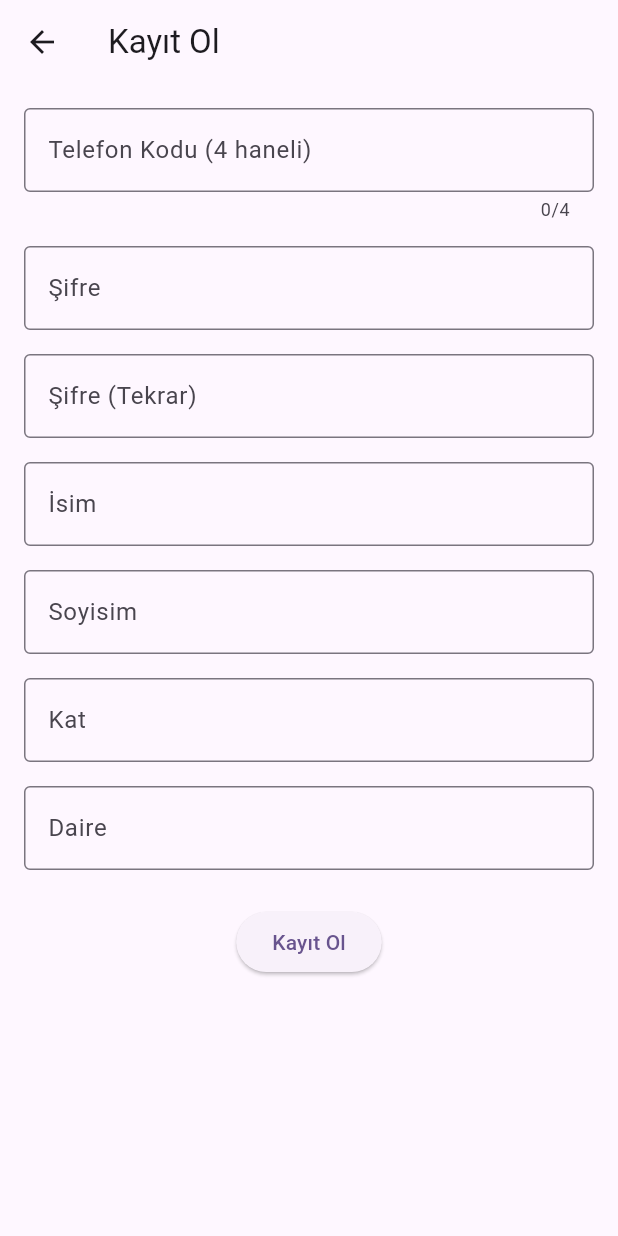
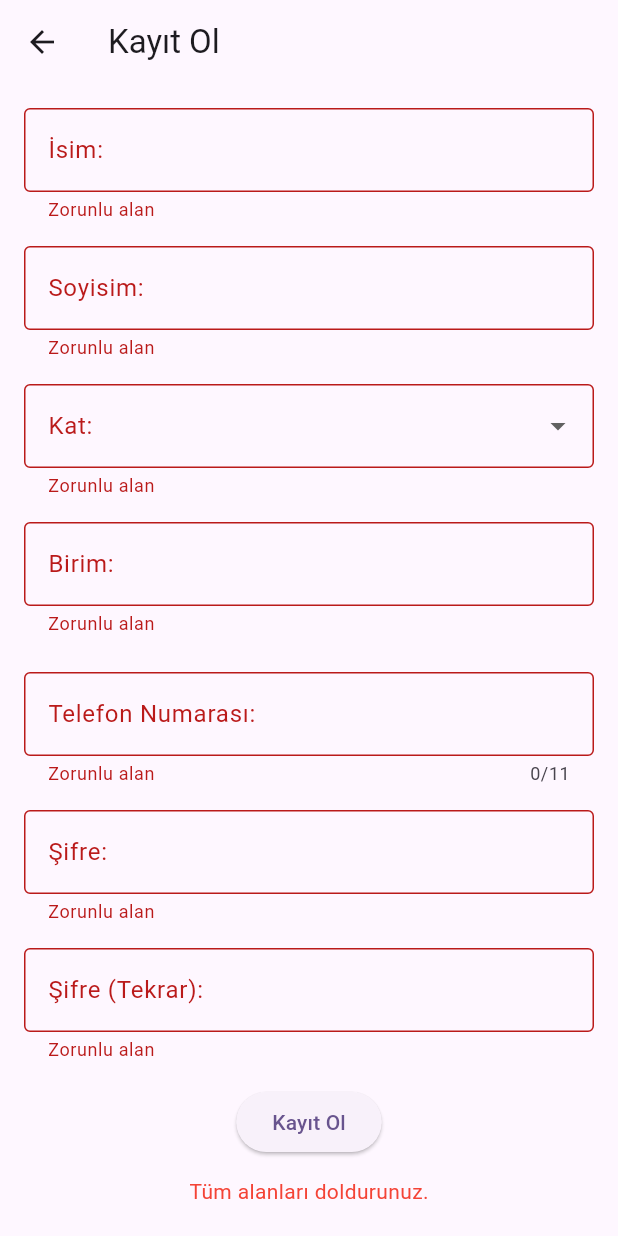
Before and after one commit to krebtalop/buski_tea_app, a Flutter app: the RegisterPage screen opened directly, after a tap on "Kayıt Ol", on a phone screen of 412 x 824 dp. Run offline on Flutter 3.47's test engine with Material 3 defaults, Android fonts, the phone set to English and light mode, and no system bars; our stand-ins replace shared_preferences; accounts and stored records are empty.

Commit message:
yeni güncellemeler yapıldı

```diff
--- a/lib/pages/login_page.dart
+++ b/lib/pages/login_page.dart
@@ -1,6 +1,7 @@
 import 'package:flutter/material.dart';
 import 'package:shared_preferences/shared_preferences.dart';
 import 'home_page.dart';
+import 'register_page.dart'; // Kayıt sayfasını ekledik
 
 class LoginPage extends StatefulWidget {
   const LoginPage({Key? key}) : super(key: key);
@@ -69,7 +70,9 @@ class _LoginPageState extends State<LoginPage> {
             ),
             TextButton(
               onPressed: () {
-                // Kayıt ekranına yönlendirme
+                Navigator.of(context).push(
+                  MaterialPageRoute(builder: (_) => const RegisterPage()),
+                );
               },
               child: const Text('Hesabınız yok mu? Kayıt Ol'),
             ),
--- a/lib/pages/order_page.dart
+++ b/lib/pages/order_page.dart
@@ -49,6 +49,9 @@ class _OrderPageState extends State<OrderPage> {
     return total;
   }
 
+  final Color cardColor = const Color(0xFFB3D9F3); // Tatlı bir mavi tonu
+  final Color buttonColor = const Color(0xFFB497D6); // Açık tatlı mor
+
   @override
   Widget build(BuildContext context) {
     return Scaffold(
@@ -62,6 +65,7 @@ class _OrderPageState extends State<OrderPage> {
                 final item = menu[index];
                 final qty = quantities[index] ?? 0;
                 return Card(
+                  color: cardColor,
                   margin: const EdgeInsets.symmetric(horizontal: 12, vertical: 6),
                   child: ListTile(
                     title: Text(item.name),
@@ -104,7 +108,18 @@ class _OrderPageState extends State<OrderPage> {
                 const SizedBox(height: 12),
                 ElevatedButton(
                   onPressed: totalPrice > 0 ? () {} : null,
-                  child: const Text('Siparişi Onayla'),
+                  style: ButtonStyle(
+                    backgroundColor: MaterialStateProperty.resolveWith<Color?>((states) {
+                      if (states.contains(MaterialState.disabled)) {
+                        return null;
+                      }
+                      return buttonColor; // Açık tatlı mor
+                    }),
+                  ),
+                  child: const Text(
+                    'Siparişi Onayla',
+                    style: TextStyle(color: Colors.white), // Beyaz yazı
+                  ),
                 ),
               ],
             ),
--- a/lib/pages/profile_page.dart
+++ b/lib/pages/profile_page.dart
@@ -1,7 +1,20 @@
 import 'package:flutter/material.dart';
+import 'package:shared_preferences/shared_preferences.dart';
+import 'login_page.dart';
+import 'order_history_page.dart';
+import 'change_password_page.dart';
 
 class ProfilePage extends StatelessWidget {
   const ProfilePage({Key? key}) : super(key: key);
+
+  void _logout(BuildContext context) async {
+    final prefs = await SharedPreferences.getInstance();
+    await prefs.setBool('isLoggedIn', false);
+    Navigator.of(context).pushAndRemoveUntil(
+      MaterialPageRoute(builder: (_) => const LoginPage()),
+      (route) => false,
+    );
+  }
 
   @override
   Widget build(BuildContext context) {
@@ -13,17 +26,25 @@ class ProfilePage extends StatelessWidget {
           crossAxisAlignment: CrossAxisAlignment.stretch,
           children: [
             ElevatedButton(
-              onPressed: () {},
+              onPressed: () {
+                Navigator.of(context).push(
+                  MaterialPageRoute(builder: (_) => const OrderHistoryPage()),
+                );
+              },
               child: const Text('Geçmiş Siparişlerim'),
             ),
             const SizedBox(height: 16),
             ElevatedButton(
-              onPressed: () {},
+              onPressed: () {
+                Navigator.of(context).push(
+                  MaterialPageRoute(builder: (_) => const ChangePasswordPage()),
+                );
+              },
               child: const Text('Şifre Değiştir'),
             ),
             const SizedBox(height: 16),
             ElevatedButton(
-              onPressed: () {},
+              onPressed: () => _logout(context),
               child: const Text('Çıkış Yap'),
             ),
           ],
--- a/lib/pages/register_page.dart
+++ b/lib/pages/register_page.dart
@@ -1,7 +1,50 @@
 import 'package:flutter/material.dart';
+import 'login_page.dart'; // LoginPage'in olduğu dosya bu
 
-class RegisterPage extends StatelessWidget {
+class RegisterPage extends StatefulWidget {
   const RegisterPage({Key? key}) : super(key: key);
+
+  @override
+  State<RegisterPage> createState() => _RegisterPageState();
+}
+
+class _RegisterPageState extends State<RegisterPage> {
+  final TextEditingController nameController = TextEditingController();
+  final TextEditingController surnameController = TextEditingController();
+  final TextEditingController floorController = TextEditingController(); // kullanılmıyor ama bırakıldı
+  final TextEditingController unitController = TextEditingController();
+  final TextEditingController phoneController = TextEditingController();
+  final TextEditingController passwordController = TextEditingController();
+  final TextEditingController confirmPasswordController = TextEditingController();
+
+  String? selectedFloor;
+  bool showError = false;
+  bool passwordMismatch = false;
+
+  void validateAndRegister() {
+    final allFieldsFilled = nameController.text.isNotEmpty &&
+        surnameController.text.isNotEmpty &&
+        selectedFloor != null &&
+        unitController.text.isNotEmpty &&
+        phoneController.text.isNotEmpty &&
+        passwordController.text.isNotEmpty &&
+        confirmPasswordController.text.isNotEmpty;
+
+    final passwordsMatch = passwordController.text == confirmPasswordController.text;
+
+    setState(() {
+      showError = !allFieldsFilled;
+      passwordMismatch = allFieldsFilled && !passwordsMatch;
+    });
+
+    if (allFieldsFilled && passwordsMatch) {
+      // Giriş sayfasına yönlendir
+      Navigator.pushReplacement(
+        context,
+        MaterialPageRoute(builder: (context) => const LoginPage()),
+      );
+    }
+  }
 
   @override
   Widget build(BuildContext context) {
@@ -14,64 +57,102 @@ class RegisterPage extends StatelessWidget {
             mainAxisAlignment: MainAxisAlignment.center,
             children: [
               TextField(
-                decoration: const InputDecoration(
-                  labelText: 'Telefon Kodu (4 haneli)',
-                  border: OutlineInputBorder(),
+                controller: nameController,
+                decoration: InputDecoration(
+                  labelText: 'İsim:',
+                  border: const OutlineInputBorder(),
+                  errorText: showError && nameController.text.isEmpty ? 'Zorunlu alan' : null,
                 ),
-                keyboardType: TextInputType.number,
-                maxLength: 4,
               ),
               const SizedBox(height: 16),
               TextField(
-                decoration: const InputDecoration(
-                  labelText: 'Şifre',
-                  border: OutlineInputBorder(),
+                controller: surnameController,
+                decoration: InputDecoration(
+                  labelText: 'Soyisim:',
+                  border: const OutlineInputBorder(),
+                  errorText: showError && surnameController.text.isEmpty ? 'Zorunlu alan' : null,
+                ),
+              ),
+              const SizedBox(height: 16),
+              DropdownButtonFormField<String>(
+                value: selectedFloor,
+                items: List.generate(10, (index) {
+                  final kat = (index + 1).toString();
+                  return DropdownMenuItem(value: kat, child: Text('$kat. Kat'));
+                }),
+                decoration: InputDecoration(
+                  labelText: 'Kat:',
+                  border: const OutlineInputBorder(),
+                  errorText: showError && selectedFloor == null ? 'Zorunlu alan' : null,
+                ),
+                onChanged: (value) {
+                  setState(() {
+                    selectedFloor = value;
+                  });
+                },
+              ),
+              const SizedBox(height: 16),
+              TextField(
+                controller: unitController,
+                decoration: InputDecoration(
+                  labelText: 'Birim:',
+                  border: const OutlineInputBorder(),
+                  errorText: showError && unitController.text.isEmpty ? 'Zorunlu alan' : null,
+                ),
+                keyboardType: TextInputType.number,
+              ),
+              const SizedBox(height: 24),
+              TextField(
+                controller: phoneController,
+                decoration: InputDecoration(
+                  labelText: 'Telefon Numarası:',
+                  border: const OutlineInputBorder(),
+                  errorText: showError && phoneController.text.isEmpty ? 'Zorunlu alan' : null,
+                ),
+                keyboardType: TextInputType.number,
+                maxLength: 11,
+              ),
+              const SizedBox(height: 16),
+              TextField(
+                controller: passwordController,
+                decoration: InputDecoration(
+                  labelText: 'Şifre:',
+                  border: const OutlineInputBorder(),
+                  errorText: showError && passwordController.text.isEmpty ? 'Zorunlu alan' : null,
                 ),
                 obscureText: true,
               ),
               const SizedBox(height: 16),
               TextField(
-                decoration: const InputDecoration(
-                  labelText: 'Şifre (Tekrar)',
-                  border: OutlineInputBorder(),
+                controller: confirmPasswordController,
+                decoration: InputDecoration(
+                  labelText: 'Şifre (Tekrar):',
+                  border: const OutlineInputBorder(),
+                  errorText: showError && confirmPasswordController.text.isEmpty ? 'Zorunlu alan' : null,
                 ),
                 obscureText: true,
               ),
               const SizedBox(height: 16),
-              TextField(
-                decoration: const InputDecoration(
-                  labelText: 'İsim',
-                  border: OutlineInputBorder(),
-                ),
-              ),
-              const SizedBox(height: 16),
-              TextField(
-                decoration: const InputDecoration(
-                  labelText: 'Soyisim',
-                  border: OutlineInputBorder(),
-                ),
-              ),
-              const SizedBox(height: 16),
-              TextField(
-                decoration: const InputDecoration(
-                  labelText: 'Kat',
-                  border: OutlineInputBorder(),
-                ),
-                keyboardType: TextInputType.number,
-              ),
-              const SizedBox(height: 16),
-              TextField(
-                decoration: const InputDecoration(
-                  labelText: 'Daire',
-                  border: OutlineInputBorder(),
-                ),
-                keyboardType: TextInputType.number,
-              ),
-              const SizedBox(height: 24),
               ElevatedButton(
-                onPressed: () {},
+                onPressed: validateAndRegister,
                 child: const Text('Kayıt Ol'),
               ),
+              if (showError)
+                const Padding(
+                  padding: EdgeInsets.only(top: 12),
+                  child: Text(
+                    'Tüm alanları doldurunuz.',
+                    style: TextStyle(color: Colors.red),
+                  ),
+                ),
+              if (passwordMismatch)
+                const Padding(
+                  padding: EdgeInsets.only(top: 8),
+                  child: Text(
+                    'Şifreler aynı değil.',
+                    style: TextStyle(color: Colors.red),
+                  ),
+                ),
             ],
           ),
         ),
```
Also changed, not shown: pubspec.lock, 1 other file.
